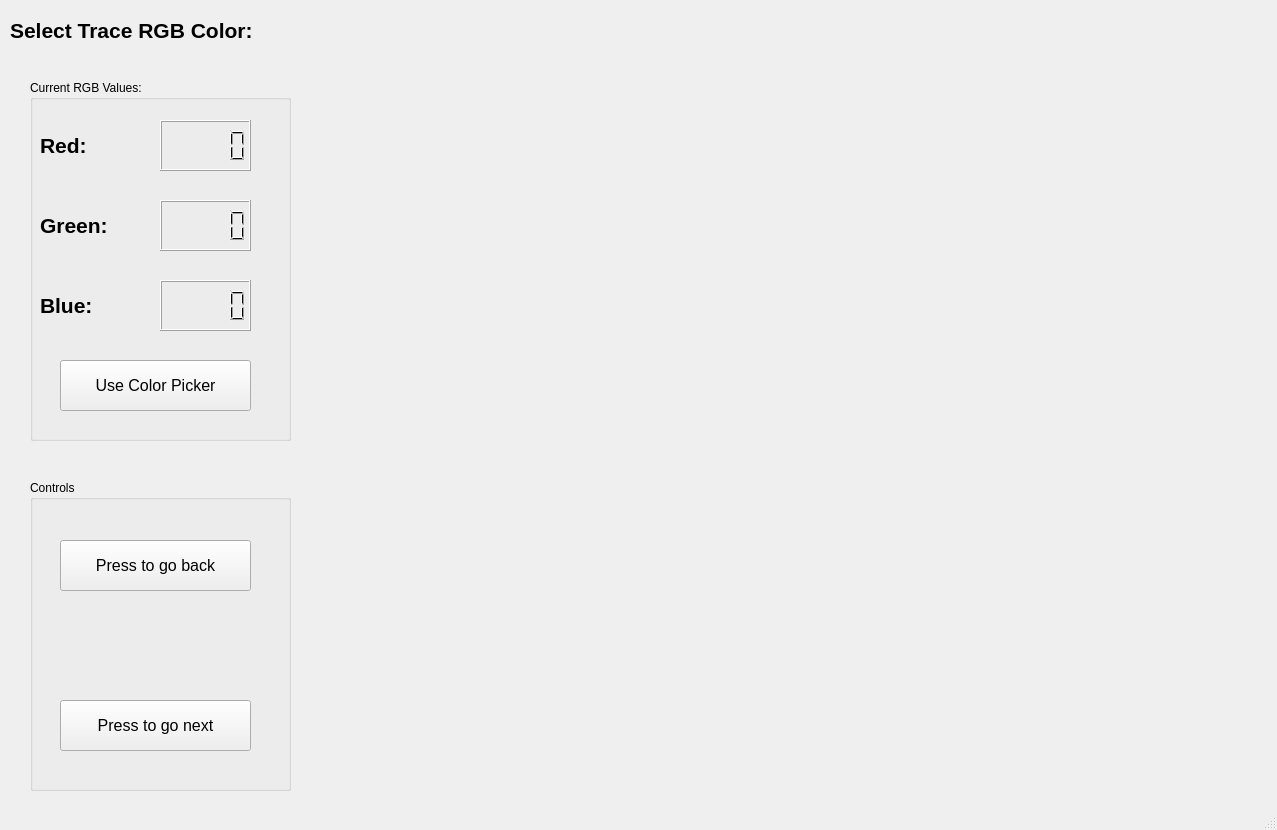
This is src/sat/calibration_page.ui in alexandropinion/spectrum-analyzer-tool-group4 as Qt 5 draws it before an edit. The edited form follows.
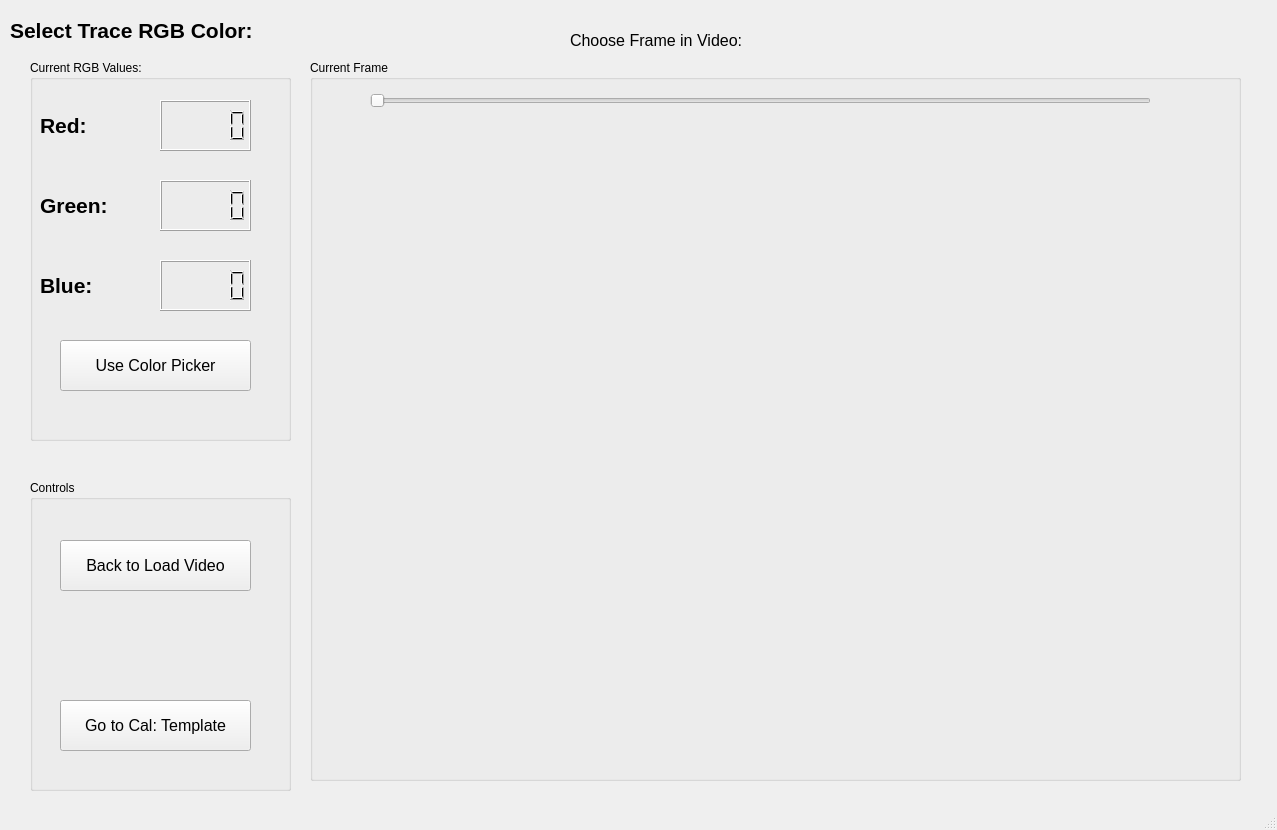
This is the edited form.

Commit message:
Update cal_page
Added trace rgb color picker and frame select.

```diff
--- a/src/sat/calibration_page.ui
+++ b/src/sat/calibration_page.ui
@@ -38,9 +38,9 @@
     <property name="geometry">
      <rect>
       <x>30</x>
-      <y>80</y>
+      <y>60</y>
       <width>261</width>
-      <height>361</height>
+      <height>381</height>
      </rect>
     </property>
     <property name="title">
@@ -155,19 +155,6 @@
      </property>
     </widget>
    </widget>
-   <widget class="QLabel" name="frameLabel">
-    <property name="geometry">
-     <rect>
-      <x>340</x>
-      <y>80</y>
-      <width>911</width>
-      <height>711</height>
-     </rect>
-    </property>
-    <property name="text">
-     <string/>
-    </property>
-   </widget>
    <widget class="QGroupBox" name="groupBox_2">
     <property name="geometry">
      <rect>
@@ -195,7 +182,7 @@
       </font>
      </property>
      <property name="text">
-      <string>Press to go back</string>
+      <string>Back to Load Video</string>
      </property>
     </widget>
     <widget class="QPushButton" name="startProcessing">
@@ -213,7 +200,71 @@
       </font>
      </property>
      <property name="text">
-      <string>Press to go next</string>
+      <string>Go to Cal: Template</string>
+     </property>
+    </widget>
+   </widget>
+   <widget class="QLabel" name="sliderLabel">
+    <property name="geometry">
+     <rect>
+      <x>570</x>
+      <y>20</y>
+      <width>471</width>
+      <height>41</height>
+     </rect>
+    </property>
+    <property name="font">
+     <font>
+      <pointsize>12</pointsize>
+      <weight>50</weight>
+      <bold>false</bold>
+     </font>
+    </property>
+    <property name="text">
+     <string>Choose Frame in Video:</string>
+    </property>
+   </widget>
+   <widget class="QGroupBox" name="groupBox_3">
+    <property name="geometry">
+     <rect>
+      <x>310</x>
+      <y>60</y>
+      <width>931</width>
+      <height>721</height>
+     </rect>
+    </property>
+    <property name="title">
+     <string>Current Frame</string>
+    </property>
+    <widget class="QSlider" name="frameSlider">
+     <property name="geometry">
+      <rect>
+       <x>60</x>
+       <y>20</y>
+       <width>781</width>
+       <height>41</height>
+      </rect>
+     </property>
+     <property name="orientation">
+      <enum>Qt::Horizontal</enum>
+     </property>
+    </widget>
+    <widget class="QLabel" name="frameLabel">
+     <property name="geometry">
+      <rect>
+       <x>40</x>
+       <y>80</y>
+       <width>861</width>
+       <height>641</height>
+      </rect>
+     </property>
+     <property name="font">
+      <font>
+       <pointsize>11</pointsize>
+      </font>
+     </property>
+     <property name="text">
+      <string/>
      </property>
     </widget>
    </widget>
```
The commit also changes 7 other files.
